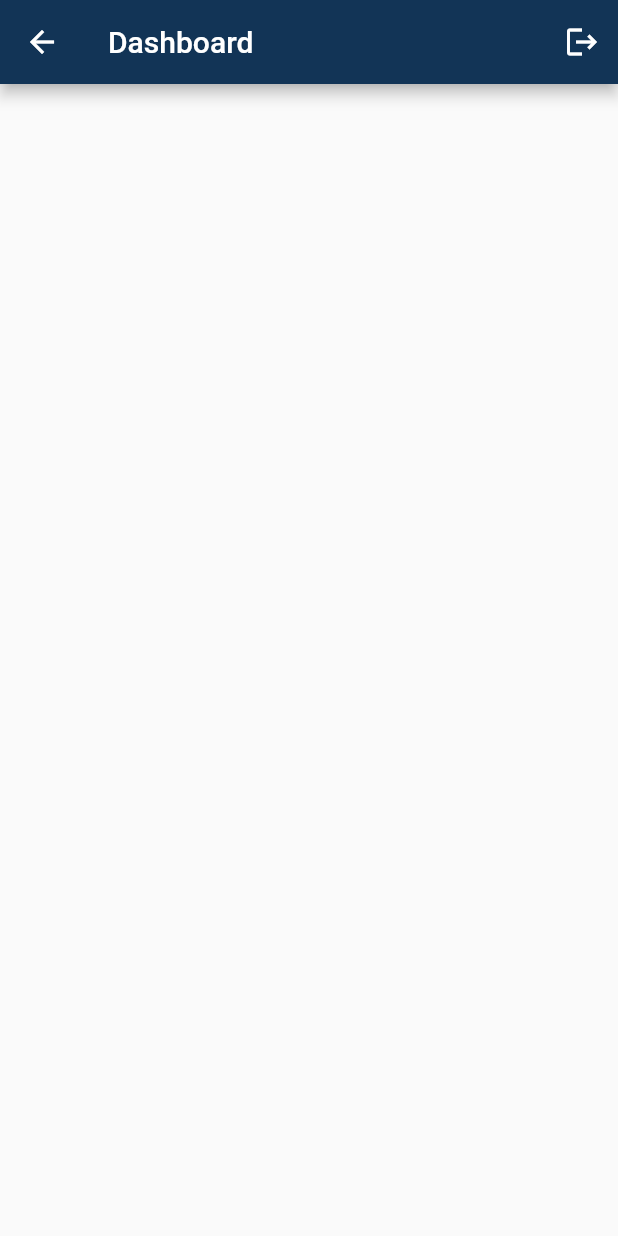
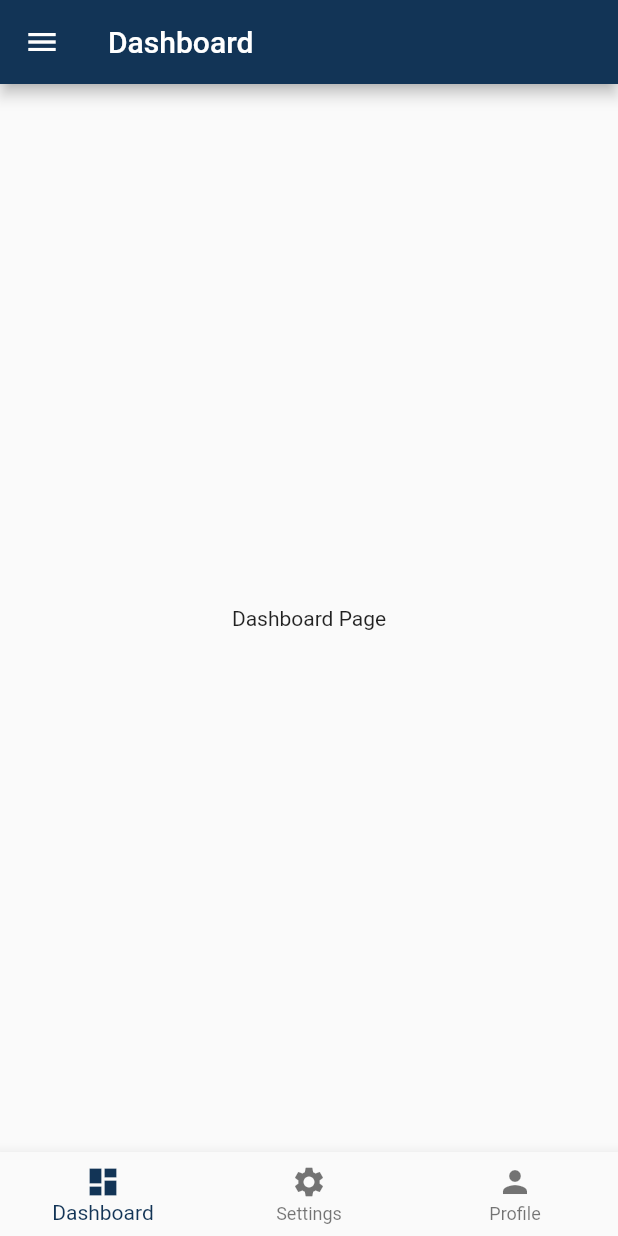
Before and after one commit to itsabhi-at/flutter_application_1, a Flutter app: the DashboardPage screen opened by its route, on a phone screen of 412 x 824 dp. Run offline on Flutter 3.47's test engine with Material 2 defaults, Android fonts, the phone set to English and light mode, and no system bars.

Commit message:
minor changes

```diff
--- a/lib/main.dart
+++ b/lib/main.dart
@@ -205,41 +205,118 @@ class _LoginPageState extends State<LoginPage> {
 
 // class DashboardPage extends StatelessWidget {
 //   static const String routeName = '/dashboard';
-
-//   const DashboardPage({Key? key}) : super(key: key);
-
 //   @override
 //   Widget build(BuildContext context) {
 //     return Scaffold(
-//       appBar: AppBar(
-//         title: Text('Dashboard'),
-//         actions: [
-//           IconButton(
-//             icon: Icon(Icons.logout),
-//             onPressed: () {
-//               Navigator.of(context).pushReplacementNamed(LoginPage.routeName);
-//             },
-//           ),
-//         ],
-//       ),
-//       body: Center(
-//         child: Text(
-//           'Welcome to the dashboard!',
-//           style: TextStyle(fontSize: 24),
-//         ),
-//       ),
-//     );
+//         appBar: AppBar(title: Text("Dashboard"), actions: [
+//       IconButton(
+//           icon: Icon(Icons.logout),
+//           onPressed: () {
+//             showDialog(
+//                 context: context,
+//                 builder: (BuildContext context) {
+//                   return AlertDialog(
+//                       title: Text("Logout"),
+//                       content: Text("Are you sure you want to logout?"),
+//                       actions: [
+//                         TextButton(
+//                           child: Text("Cancel"),
+//                           onPressed: () {
+//                             Navigator.of(context).pop();
+//                           },
+//                         ),
+//                         TextButton(
+//                             onPressed: () {
+//                               Navigator.pushReplacement(
+//                                 context,
+//                                 MaterialPageRoute(
+//                                     builder: (context) => LoginPage()),
+//                               );
+//                             },
+//                             child: Text("Logout"))
+//                       ]);
+//                 });
+//           })
+//     ]));
 //   }
 // }
-class DashboardPage extends StatelessWidget {
+class DashboardPage extends StatefulWidget {
   static const String routeName = '/dashboard';
+  @override
+  _DashboardPageState createState() => _DashboardPageState();
+}
+
+class _DashboardPageState extends State<DashboardPage> {
+  int _selectedIndex = 0;
+  double _sliderValue = 50;
+
+  static const List<Widget> _widgetOptions = <Widget>[
+    Text('Dashboard Page'),
+    Text('Settings Page'),
+    Text('Profile Page'),
+  ];
+
+  void _onItemTapped(int index) {
+    setState(() {
+      _selectedIndex = index;
+    });
+  }
+
   @override
   Widget build(BuildContext context) {
     return Scaffold(
-        appBar: AppBar(title: Text("Dashboard"), actions: [
-      IconButton(
-          icon: Icon(Icons.logout),
-          onPressed: () {
+      appBar: AppBar(
+        title: Text('Dashboard'),
+      ),
+      body: Center(
+        child: _widgetOptions.elementAt(_selectedIndex),
+      ),
+      bottomNavigationBar: BottomNavigationBar(
+        items: const <BottomNavigationBarItem>[
+          BottomNavigationBarItem(
+            icon: Icon(Icons.dashboard),
+            label: 'Dashboard',
+          ),
+          BottomNavigationBarItem(
+            icon: Icon(Icons.settings),
+            label: 'Settings',
+          ),
+          BottomNavigationBarItem(
+            icon: Icon(Icons.person),
+            label: 'Profile',
+          ),
+        ],
+        currentIndex: _selectedIndex,
+        selectedItemColor: Theme.of(context).colorScheme.primary,
+        onTap: _onItemTapped,
+      ),
+      drawer: Drawer(
+        width: 300, // set custom width
+        child: ListView(
+          padding: EdgeInsets.zero,
+          children: <Widget>[
+            DrawerHeader(
+              decoration: BoxDecoration(
+                color: Theme.of(context).colorScheme.primary,
+              ),
+              child: Text(
+                'Dashboard Menu',
+                style: TextStyle(
+                  color: Colors.white,
+                  fontSize: 24,
+                ),
+              ),
+            ),
+            ListTile(
+              title: Text('Item 1'),
+              onTap: () {
+                // close drawer and navigate to item 1
+              },
+            ),
+            ListTile(
+              title: Text('Logout'),
+              onTap: () {
+                // close drawer and navigate to item 2
                 showDialog(
                     context: context,
                     builder: (BuildContext context) {
@@ -264,8 +341,12 @@ class DashboardPage extends StatelessWidget {
                                 child: Text("Logout"))
                           ]);
                     });
-          })
-    ]));
+              },
+            ),
+          ],
+        ),
+      ),
+    );
   }
 }
 
```
Lines whose indentation alone changed are shown as unchanged.
